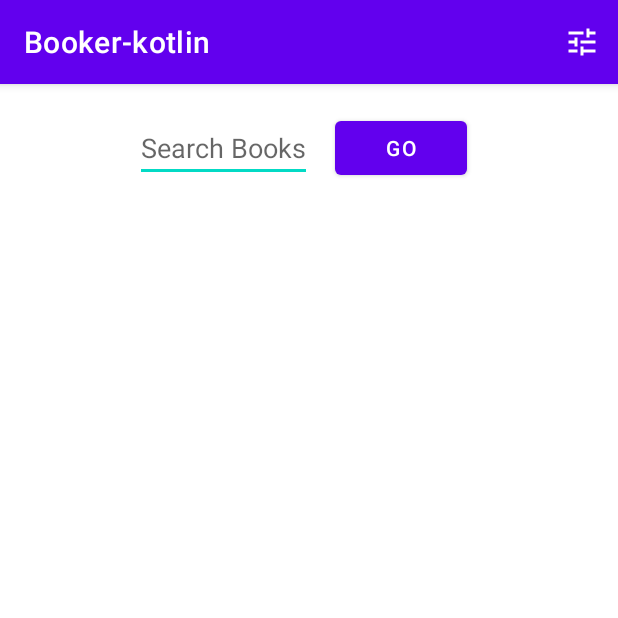
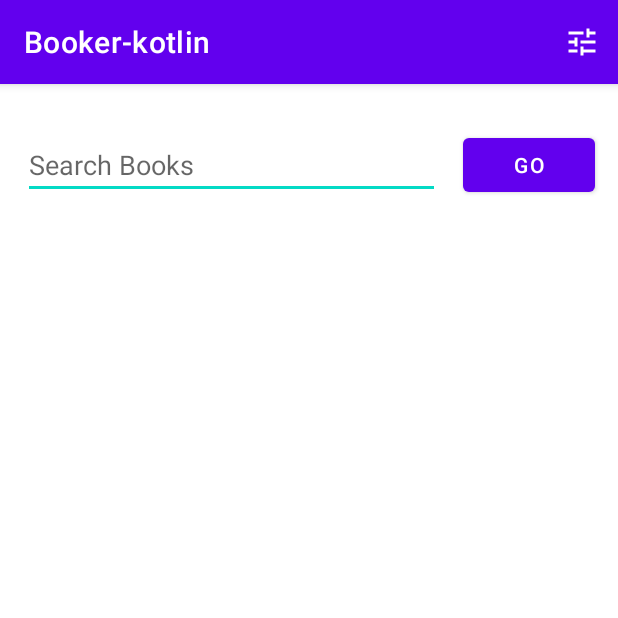
Before and after one commit to dhruvmendiratta6/Android-Projects, an Android app: the screen it shows after launch (MainActivity), after a tap on "GO", on a phone screen of 412 x 824 dp, the top half of it. Run offline under Robolectric (Android 15) with nearby library versions, the phone set to English and light mode, and no system bars.

Commit message:
Improvements to Booker-kotlin

```diff
--- /dev/null
+++ b/Bookerkotlin/app/src/main/java/com/example/booker_kotlin/BookViewModel.kt
@@ -0,0 +1,73 @@
+package com.example.booker_kotlin
+
+import android.util.Log
+import androidx.lifecycle.*
+import kotlinx.coroutines.Dispatchers
+import kotlinx.coroutines.launch
+import java.lang.Exception
+
+class BookViewModel: ViewModel() {
+    val _bookList = MutableLiveData<List<Book>>()
+
+    val bookList: LiveData<List<Book>>
+    get() {return _bookList}
+
+    fun getBooks(url: String){
+//        BookApi.retrofitService.getBooksResponse(url).enqueue(object: Callback<BaseModel> {
+//            override fun onResponse(call: Call<BaseModel>, response: Response<BaseModel>) {
+////                jsonResponse.value = response.body().toString()
+////                var bookLis: List<Book>? = response.body()
+////                Log.e("viewModel", "books are ${response.body().toString()}")
+//
+//                var baseModel: BaseModel? = response.body()
+//                var books: MutableList<Book> = mutableListOf()
+//                if(baseModel != null) {
+//                    for (item in baseModel.items) {
+////                        var book: Book = item.volumeInfo
+////                        Log.e("VIEWMODEL", "Book is actually $book")
+//                        books.add(item.volumeInfo)
+//                    }
+//                }
+//                Log.e("VIEWMODEL", "BookList is actually $books")
+//
+//            }
+//
+//            override fun onFailure(call: Call<BaseModel>, t: Throwable) {
+//                t.printStackTrace()
+//                Log.e("ViewModel", "Failure occured ${t.message} ")
+//
+//            }
+//        })
+
+        viewModelScope.launch(Dispatchers.Main) {
+            try{
+//                var deferredList: Deferred<BaseModel> = BookApi.retrofitService.getBooksResponse(url)
+                var baseModel: BaseModel? = BookApi.retrofitService.getBooksResponse(url)
+//                Log.e("VOEMOD", "BaseModel is: $baseModel")
+
+                //BookApi.retrofitService.getBooksResponse(url)
+
+                var books: MutableList<Book> = mutableListOf()
+
+                if(baseModel != null) {
+                    if(baseModel.items != null) {
+                        for (item in baseModel.items!!) {
+//                        var book: Book = item.volumeInfo
+//                        Log.e("VIEWMODEL", "Book is actually $book")
+                            books.add(item.volumeInfo)
+                            Log.e("ViewModel", "Image Links: ${item.volumeInfo.imageLinks.smallThumbnail}")
+                        }
+                        _bookList.value = books
+                    }
+                    else{
+                        _bookList.value = null
+                    }
+                }
+
+            } catch (e: Exception) {
+                  Log.e("BookViewModel","Failure occured: $e.message")
+            }
+        }
+    }
+
+}
--- a/Bookerkotlin/app/src/main/java/com/example/booker_kotlin/MainActivity.kt
+++ b/Bookerkotlin/app/src/main/java/com/example/booker_kotlin/MainActivity.kt
@@ -1,6 +1,5 @@
 package com.example.booker_kotlin
 
-import android.app.Activity
 import android.content.Intent
 import android.content.SharedPreferences
 import android.net.ConnectivityManager
@@ -10,80 +9,74 @@ import android.preference.PreferenceManager
 import android.view.Menu
 import android.view.MenuItem
 import android.view.View
-import android.widget.Button
-import android.widget.EditText
-import android.widget.ListView
-import android.widget.Toast
+import android.widget.*
 import androidx.appcompat.app.AppCompatActivity
 import okhttp3.HttpUrl
-import java.lang.ref.WeakReference
+import androidx.lifecycle.ViewModelProvider
 
 class MainActivity : AppCompatActivity() {
-    private var bookListView: ListView? = null
+    private lateinit var bookListView: ListView
+    private lateinit var viewModel: BookViewModel
+    private lateinit var loadingIndicator: ProgressBar
+    private lateinit var noBooksText: TextView
 
     override fun onCreate(savedInstanceState: Bundle?) {
+//        TODO("make condition for BookApiServiceeModel.totalItems")
         super.onCreate(savedInstanceState)
         setContentView(R.layout.activity_main)
 
+        viewModel = ViewModelProvider(this).get(BookViewModel::class.java)
+
+        viewModel.bookList.observe(this){ bookList ->
+            setAdapter(bookList)
+//            Log.d("MainAct", "BookList is: $bookList")
+        }
+
         bookListView = findViewById(R.id.list) as ListView
-        var editText: EditText = findViewById(R.id.edit_text) as EditText
-        var goButton: Button = findViewById(R.id.go_button) as Button
+        val editText: EditText = findViewById(R.id.edit_text) as EditText
+        val goButton: Button = findViewById(R.id.go_button) as Button
+        loadingIndicator = findViewById(R.id.progress_loader) as ProgressBar
+        noBooksText = findViewById(R.id.no_books_text_view) as TextView
 
-        var name: String
         goButton.setOnClickListener(object : View.OnClickListener {
-
             override fun onClick(v: View?) {
-                name = editText.text.toString()
-                val isConnected = checkConnection()
-
-//                Log.d("mainactivity", "name is $name")
+                val name = editText.text.toString()
+                if (!name.isEmpty()) {
+                    loadingIndicator.visibility = View.VISIBLE
+                    bookListView.visibility = View.GONE
+                    noBooksText.visibility = View.GONE
+                    val isConnected = checkConnection()
 //                val stringUrl =
 //                    "https://www.googleapis.com/books/v1/volumes?q=inauthor:stephen%20hawking&maxResults=20"
 
-                if (isConnected) {
-                    val networkUtils = NetworkUtils()
-                    val stringUrl = getUrl(name)
-                    networkUtils.getBooksFromApi(
-                        stringUrl,
-                        Listener(WeakReference(this@MainActivity))
-                    )
-                }
-                else{
-                    Toast.makeText(this@MainActivity, "Not Connected to Internet", Toast.LENGTH_LONG).show()
+                    if (isConnected) {
+                        getUrl(name)
+//                    viewModel.getBooks("https://www.googleapis.com/books/v1/volumes?q=inauthor:stephen%20hawking&maxResults=20")
+                    } else {
+                        Toast.makeText(
+                            this@MainActivity,
+                            "Not Connected to Internet",
+                            Toast.LENGTH_LONG
+                        ).show()
+                    }
                 }
             }
         })
     }
 
-    fun setAdapter(books: List<Book>) {
+    fun setAdapter(books: List<Book>?) {
+        if (books == null){
+            loadingIndicator.visibility = View.GONE
+            noBooksText.visibility = View.VISIBLE
+            bookListView.visibility = View.GONE
+            return
+        }
         val adapter1 = BookAdapter(this, 0, books)
         val bookView = findViewById<ListView>(R.id.list)
         bookView.adapter = adapter1
-    }
+        loadingIndicator.visibility = View.GONE
+        bookListView.visibility = View.VISIBLE
 
-    inner class Listener(activity: WeakReference<Activity>) : OnRequestCompleteListener{
-
-        var booki :List<Book>? = null
-        val _activity = activity
-
-        val activity1 = this@MainActivity
-
-        override fun onSuccess(books: List<Book>) {
-            if(_activity.get() != null){
-                val activity = _activity.get()!!
-
-                activity.runOnUiThread(Runnable {
-                    this.booki = books
-//                    Log.d("mainActivity", "books in listener UI thread ${this.booki}")
-                    setAdapter(booki!!)
-                });
-            }
-//            Log.d("mainActivity", "books in listener ${this.booki}")   //null
-        }
-
-        override fun onError() {
-            TODO("Not yet implemented")
-        }
     }
 
     override fun onCreateOptionsMenu(menu: Menu?): Boolean {
@@ -116,18 +109,17 @@ class MainActivity : AppCompatActivity() {
         return connected
     }
 
-    fun getUrl(name:String) :String{
+    fun getUrl(name:String) {
 
-        var sharedPrefs: SharedPreferences =
+        val sharedPrefs: SharedPreferences =
             PreferenceManager.getDefaultSharedPreferences(
                 this@MainActivity
             )
-        var searchPref: String? = sharedPrefs.getString(
-            getString(R.string.list_pref_key), getString(
-                R.string.author_pref
-            )
+        val searchPref: String? = sharedPrefs.getString(
+            getString(R.string.list_pref_key),
+            getString(R.string.author_pref)
         )
-        var httpUrlBuilder: HttpUrl.Builder = HttpUrl.Builder()
+        val httpUrlBuilder: HttpUrl.Builder = HttpUrl.Builder()
             .scheme("https")
             .host("www.googleapis.com")
             .addPathSegment("books")
@@ -144,11 +136,12 @@ class MainActivity : AppCompatActivity() {
                 "intitle:" + name
             )
         }
-        var httpUrl: HttpUrl = httpUrlBuilder.build()
+        val httpUrl: HttpUrl = httpUrlBuilder.build()
 
-        var stringUrl = httpUrl.toString()
+        val stringUrl = httpUrl.toString()
 //                Log.d("MainActivity", "stringUrl = $stringUrl")
 
-        return stringUrl
+        viewModel.getBooks(stringUrl)
     }
+
 }
--- a/Bookerkotlin/app/src/main/res/layout/activity_main.xml
+++ b/Bookerkotlin/app/src/main/res/layout/activity_main.xml
@@ -1,41 +1,65 @@
 <?xml version="1.0" encoding="utf-8"?>
-<androidx.constraintlayout.widget.ConstraintLayout xmlns:android="http://schemas.android.com/apk/res/android"
-    xmlns:app="http://schemas.android.com/apk/res-auto"
+<LinearLayout xmlns:android="http://schemas.android.com/apk/res/android"
     xmlns:tools="http://schemas.android.com/tools"
     android:layout_width="match_parent"
     android:layout_height="match_parent"
+    android:orientation="vertical"
     tools:context=".MainActivity">
+
+    <LinearLayout
+        android:layout_width="match_parent"
+        android:layout_height="wrap_content"
+        android:layout_gravity="center"
+        android:layout_marginTop="30dp"
+        android:orientation="horizontal">
 
         <EditText
             android:id="@+id/edit_text"
             android:layout_width="0dp"
             android:layout_height="wrap_content"
-        android:layout_marginLeft="90dp"
-        android:layout_marginTop="20dp"
+            android:layout_gravity="center"
+            android:layout_marginLeft="15dp"
+            android:layout_weight="3"
             android:hint="@string/edit_text_hint"
-        android:inputType="text"
-        app:layout_constraintBottom_toTopOf="@id/list"
-        app:layout_constraintRight_toLeftOf="@+id/go_button"
-        app:layout_constraintStart_toStartOf="parent"
-        app:layout_constraintTop_toTopOf="parent" />
+            android:inputType="text" />
 
         <Button
+            android:id="@+id/go_button"
             android:layout_width="wrap_content"
             android:layout_height="wrap_content"
-        android:text="Go"
-        android:id="@+id/go_button"
-        app:layout_constraintLeft_toRightOf="@id/edit_text"
-        app:layout_constraintTop_toTopOf="@+id/edit_text"
-        app:layout_constraintBottom_toBottomOf="@id/edit_text"
             android:layout_marginLeft="15dp"
-        />
+            android:layout_marginRight="15dp"
+            android:text="@string/go_button_text" />
+    </LinearLayout>
 
     <ListView
         android:id="@+id/list"
         android:layout_width="match_parent"
         android:layout_height="0dp"
-        app:layout_constraintStart_toStartOf="parent"
-        app:layout_constraintTop_toBottomOf="@id/edit_text"
-        android:layout_marginTop="20dp"/>
+        android:layout_marginTop="20dp"
+        android:layout_weight="1"
+        android:visibility="gone" />
 
-</androidx.constraintlayout.widget.ConstraintLayout>
+    <ProgressBar
+        android:id="@+id/progress_loader"
+        style="?android:attr/progressBarStyle"
+        android:layout_width="wrap_content"
+        android:layout_height="wrap_content"
+        android:layout_gravity="center"
+        android:layout_weight="1"
+        android:visibility="gone" />
+
+    <TextView
+        android:id="@+id/no_books_text_view"
+        android:layout_width="wrap_content"
+        android:layout_height="wrap_content"
+        android:text="Books not Found!"
+        android:textSize="20sp"
+        android:gravity="center"
+        android:layout_gravity="center"
+        android:layout_weight="1"
+        android:visibility="gone" />
+
+
+
+</LinearLayout>
--- a/Bookerkotlin/app/src/main/res/values/strings.xml
+++ b/Bookerkotlin/app/src/main/res/values/strings.xml
@@ -5,4 +5,5 @@
     <string name="list_pref_key">listPref</string>
     <string name="author_pref">Author</string>
     <string name="title_pref">Title</string>
+    <string name="go_button_text">Go</string>
 </resources>
```
Also changed, not shown: Bookerkotlin/app/build.gradle (+24 -1 lines), Bookerkotlin/app/src/main/java/com/example/booker_kotlin/Book.kt (+22 -2 lines), Bookerkotlin/app/src/main/java/com/example/booker_kotlin/BookAdapter.kt (+21 -1 lines), Bookerkotlin/app/src/main/java/com/example/booker_kotlin/BookApiService.kt (added, +32 -0 lines), Bookerkotlin/app/src/main/res/layout/list_item.xml (+9 -1 lines), 4 other files. Lines whose indentation alone changed are shown as unchanged.
